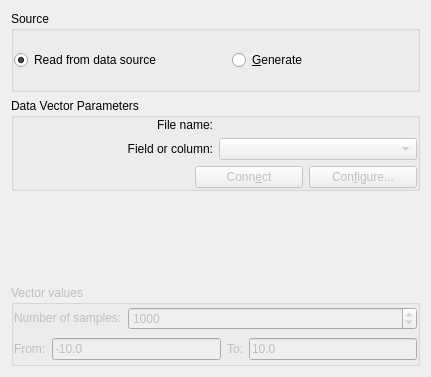
Above: src/libkstapp/vectortab.ui from Kst-plot/kst before the change. Below: the same form after it.
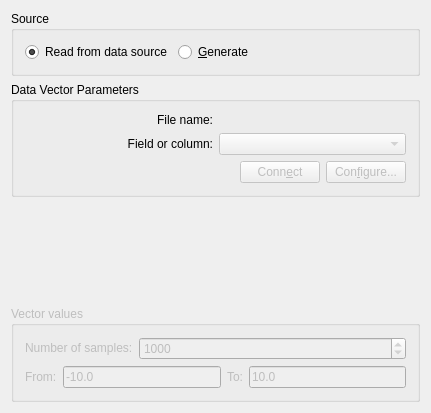
That is the form after the change. Custom widgets are drawn as their Qt base class.

```diff
--- a/src/libkstapp/vectortab.ui
+++ b/src/libkstapp/vectortab.ui
@@ -6,7 +6,7 @@
     <x>0</x>
     <y>0</y>
     <width>431</width>
-    <height>377</height>
+    <height>413</height>
    </rect>
   </property>
   <layout class="QGridLayout" >
@@ -15,20 +15,8 @@
      <property name="title" >
       <string>Source</string>
      </property>
-     <layout class="QGridLayout" >
-      <property name="leftMargin" >
-       <number>0</number>
-      </property>
-      <property name="topMargin" >
-       <number>0</number>
-      </property>
-      <property name="rightMargin" >
-       <number>0</number>
-      </property>
-      <property name="bottomMargin" >
-       <number>0</number>
-      </property>
-      <item row="0" column="0" >
+     <layout class="QHBoxLayout" >
+      <item>
        <widget class="QRadioButton" name="_readFromSource" >
         <property name="text" >
          <string>Read from data source</string>
@@ -38,23 +26,7 @@
         </property>
        </widget>
       </item>
-      <item row="0" column="2" >
-       <spacer>
-        <property name="orientation" >
-         <enum>Qt::Vertical</enum>
-        </property>
-        <property name="sizeType" >
-         <enum>QSizePolicy::Expanding</enum>
-        </property>
-        <property name="sizeHint" >
-         <size>
-          <width>110</width>
-          <height>20</height>
-         </size>
-        </property>
-       </spacer>
-      </item>
-      <item row="0" column="1" >
+      <item>
        <widget class="QRadioButton" name="_generateX" >
         <property name="sizePolicy" >
          <sizepolicy vsizetype="Fixed" hsizetype="Fixed" >
@@ -70,6 +42,22 @@
         </property>
        </widget>
       </item>
+      <item>
+       <spacer>
+        <property name="orientation" >
+         <enum>Qt::Horizontal</enum>
+        </property>
+        <property name="sizeType" >
+         <enum>QSizePolicy::Expanding</enum>
+        </property>
+        <property name="sizeHint" >
+         <size>
+          <width>100</width>
+          <height>0</height>
+         </size>
+        </property>
+       </spacer>
+      </item>
      </layout>
     </widget>
    </item>
@@ -95,18 +83,6 @@
       <string>Data Vector Parameters</string>
      </property>
      <layout class="QGridLayout" >
-      <property name="leftMargin" >
-       <number>0</number>
-      </property>
-      <property name="topMargin" >
-       <number>0</number>
-      </property>
-      <property name="rightMargin" >
-       <number>0</number>
-      </property>
-      <property name="bottomMargin" >
-       <number>0</number>
-      </property>
       <item row="1" column="0" >
        <widget class="QLabel" name="label_5" >
         <property name="text" >
@@ -160,15 +136,15 @@
         <item>
          <spacer>
           <property name="orientation" >
-           <enum>Qt::Vertical</enum>
+           <enum>Qt::Horizontal</enum>
           </property>
           <property name="sizeType" >
            <enum>QSizePolicy::Expanding</enum>
           </property>
           <property name="sizeHint" >
            <size>
-            <width>181</width>
-            <height>21</height>
+            <width>21</width>
+            <height>0</height>
            </size>
           </property>
          </spacer>
@@ -213,18 +189,6 @@
       <string>Vector values</string>
      </property>
      <layout class="QGridLayout" >
-      <property name="leftMargin" >
-       <number>0</number>
-      </property>
-      <property name="topMargin" >
-       <number>0</number>
-      </property>
-      <property name="rightMargin" >
-       <number>0</number>
-      </property>
-      <property name="bottomMargin" >
-       <number>0</number>
-      </property>
       <item row="0" column="0" >
        <widget class="QLabel" name="label_2" >
         <property name="sizePolicy" >
```
